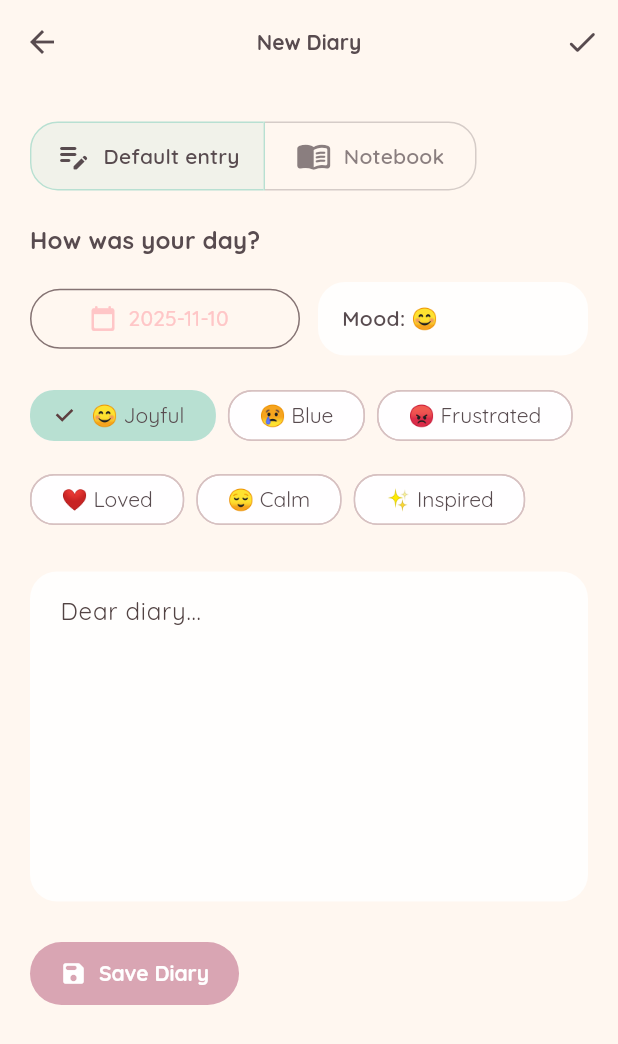
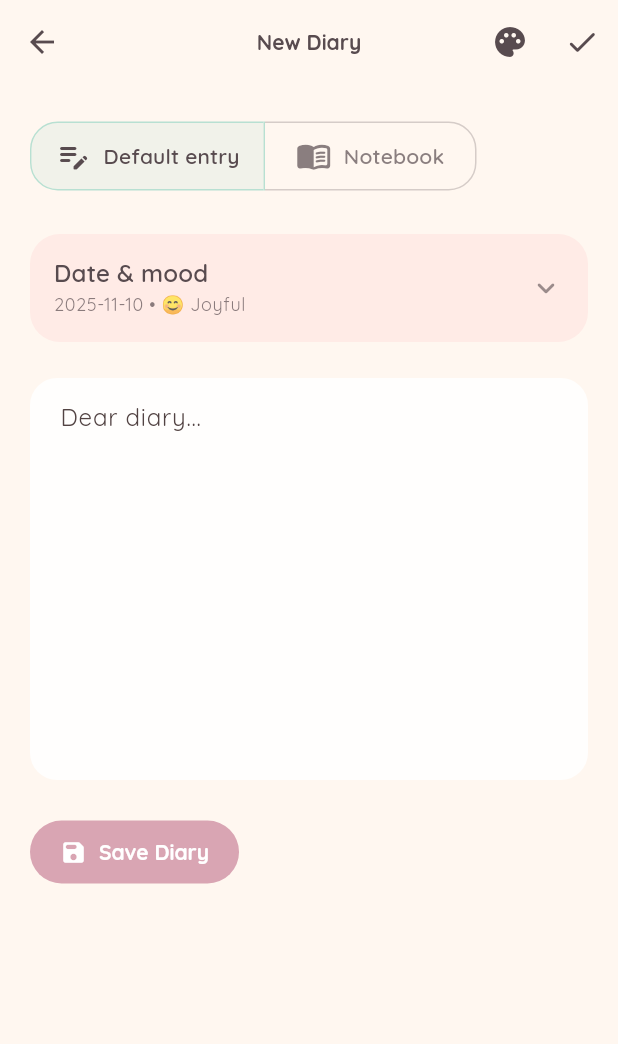
Before and after one commit to adityajivoji/diary, a Flutter app: the AddEntryScreen screen opened directly, on a phone screen of 412 x 824 dp. Shown: the top 1044 px of the screen. Run offline on Flutter 3.47's test engine with Material 3 defaults, Android fonts, the light colour scheme and no system bars; our stand-ins replace google_fonts, hive, hive_flutter, image_picker; missing offline and left inert: file_selector, record; accounts and stored records are empty.

Commit message:
theme selector now available in all the screens

```diff
--- a/lib/screens/add_entry_screen.dart
+++ b/lib/screens/add_entry_screen.dart
@@ -2,8 +2,10 @@ import 'package:flutter/material.dart';
 
 import '../data/diary_repository.dart';
 import '../models/diary_entry.dart';
+import '../widgets/collapsible_section.dart';
 import '../widgets/mood_selector.dart';
 import '../widgets/notebook_editor.dart';
+import '../widgets/theme_selector_action.dart';
 
 /// Form screen for creating or editing a diary entry.
 class AddEntryScreen extends StatefulWidget {
@@ -169,16 +171,14 @@ class _AddEntryScreenState extends State<AddEntryScreen> {
 
   Widget _buildCommonMetaSection(BuildContext context) {
     final theme = Theme.of(context);
+    final mood = _selectedMood ?? Mood.happy;
+    final surfaceColor = theme.brightness == Brightness.dark
+        ? theme.colorScheme.surfaceContainerHighest.withValues(alpha: 0.6)
+        : theme.colorScheme.surfaceContainerHighest.withValues(alpha: 0.85);
+
     return Column(
       crossAxisAlignment: CrossAxisAlignment.start,
       children: [
-        Text(
-          'How was your day?',
-          style: theme.textTheme.titleMedium?.copyWith(
-            fontWeight: FontWeight.w700,
-          ),
-        ),
-        const SizedBox(height: 16),
         Row(
           children: [
             Expanded(
@@ -196,11 +196,11 @@ class _AddEntryScreenState extends State<AddEntryScreen> {
                 padding:
                     const EdgeInsets.symmetric(horizontal: 16, vertical: 14),
                 decoration: BoxDecoration(
-                  color: Colors.white.withValues(alpha: 0.85),
+                  color: surfaceColor,
                   borderRadius: BorderRadius.circular(18),
                 ),
                 child: Text(
-                  'Mood: ${(_selectedMood ?? Mood.happy).emoji}',
+                  'Mood: ${mood.emoji} ${mood.label}',
                   style: theme.textTheme.bodyMedium?.copyWith(
                     fontWeight: FontWeight.w600,
                   ),
@@ -219,7 +219,7 @@ class _AddEntryScreenState extends State<AddEntryScreen> {
     );
   }
 
-  Widget _buildNotebookHeader(BuildContext context) {
+  Widget _buildNotebookMetaSection(BuildContext context) {
     final theme = Theme.of(context);
     final onSurface = theme.colorScheme.onSurface;
     final outlineColor = onSurface.withValues(alpha: 0.28);
@@ -227,8 +227,6 @@ class _AddEntryScreenState extends State<AddEntryScreen> {
     return Column(
       crossAxisAlignment: CrossAxisAlignment.start,
       children: [
-        _buildModeSelector(context),
-        const SizedBox(height: 20),
         Text(
           'Notebook title',
           style: theme.textTheme.titleMedium?.copyWith(
@@ -244,6 +242,7 @@ class _AddEntryScreenState extends State<AddEntryScreen> {
             hintText: 'Give this notebook entry a short title',
           ),
           textCapitalization: TextCapitalization.sentences,
+          onChanged: (_) => setState(() {}),
         ),
         const SizedBox(height: 20),
         Text(
@@ -281,7 +280,22 @@ class _AddEntryScreenState extends State<AddEntryScreen> {
     );
   }
 
+  Mood get _resolvedMood => _selectedMood ?? Mood.happy;
+
+  String get _dateLabel =>
+      '${_selectedDate.year}-${_selectedDate.month.toString().padLeft(2, '0')}-${_selectedDate.day.toString().padLeft(2, '0')}';
+
+  String get _notebookDetailsSummary {
+    final title = _contentController.text.trim();
+    final titleLabel =
+        title.isEmpty ? 'Untitled notebook' : title.replaceAll('\n', ' ');
+    final mood = _resolvedMood;
+    return '$titleLabel • $_dateLabel • ${mood.emoji} ${mood.label}';
+  }
+
   Widget _buildStandardLayout(BuildContext context) {
+    final mood = _resolvedMood;
+
     return SingleChildScrollView(
       key: const ValueKey('standard-layout'),
       padding: const EdgeInsets.symmetric(horizontal: 20, vertical: 24),
@@ -290,12 +304,16 @@ class _AddEntryScreenState extends State<AddEntryScreen> {
         children: [
           _buildModeSelector(context),
           const SizedBox(height: 20),
-          _buildCommonMetaSection(context),
-          const SizedBox(height: 24),
+          CollapsibleSection(
+            title: 'Date & mood',
+            subtitle: '$_dateLabel • ${mood.emoji} ${mood.label}',
+            child: _buildCommonMetaSection(context),
+          ),
+          const SizedBox(height: 16),
           TextFormField(
             key: const ValueKey('standard-content-field'),
             controller: _contentController,
-            minLines: 8,
+            minLines: 10,
             maxLines: null,
             decoration: const InputDecoration(
               hintText: 'Dear diary...',
@@ -327,12 +345,20 @@ class _AddEntryScreenState extends State<AddEntryScreen> {
       crossAxisAlignment: CrossAxisAlignment.stretch,
       children: [
         Padding(
-          padding: const EdgeInsets.symmetric(horizontal: 20, vertical: 20),
+          padding: const EdgeInsets.symmetric(horizontal: 20, vertical: 16),
           child: Column(
             crossAxisAlignment: CrossAxisAlignment.start,
             children: [
-              _buildNotebookHeader(context),
-              const SizedBox(height: 16),
+              _buildModeSelector(context),
+              const SizedBox(height: 20),
+              CollapsibleSection(
+                title: 'Notebook details',
+                subtitle: _notebookDetailsSummary,
+                child: Column(
+                  crossAxisAlignment: CrossAxisAlignment.start,
+                  children: [
+                    _buildNotebookMetaSection(context),
+                    const SizedBox(height: 12),
                     Text(
                       'Notebook mode lets you pair your writing with photos, drawings and audio on a double-page spread.',
                       style: Theme.of(context).textTheme.bodySmall?.copyWith(
@@ -340,6 +366,9 @@ class _AddEntryScreenState extends State<AddEntryScreen> {
                                 .colorScheme
                                 .onSurface
                                 .withValues(alpha: 0.7),
+                          ),
+                    ),
+                  ],
                 ),
               ),
             ],
@@ -458,6 +487,7 @@ class _AddEntryScreenState extends State<AddEntryScreen> {
       appBar: AppBar(
         title: Text(_isEditing ? 'Update Diary' : 'New Diary'),
         actions: [
+          const ThemeSelectorAction(),
           IconButton(
             onPressed: _saveEntry,
             icon: const Icon(Icons.check_rounded),
--- a/lib/screens/entry_detail_screen.dart
+++ b/lib/screens/entry_detail_screen.dart
@@ -6,6 +6,7 @@ import '../data/diary_repository.dart';
 import '../models/diary_entry.dart';
 import 'add_entry_screen.dart';
 import '../widgets/notebook_viewer.dart';
+import '../widgets/theme_selector_action.dart';
 
 /// Shows a single diary entry in detail.
 class EntryDetailScreen extends StatelessWidget {
@@ -44,6 +45,7 @@ class EntryDetailScreen extends StatelessWidget {
           appBar: AppBar(
             title: const Text('Your memory'),
             actions: [
+              const ThemeSelectorAction(),
               IconButton(
                 tooltip: 'Edit',
                 icon: const Icon(Icons.edit_rounded),
--- /dev/null
+++ b/lib/widgets/collapsible_section.dart
@@ -0,0 +1,105 @@
+import 'package:flutter/material.dart';
+
+/// Card-like panel that can be expanded or collapsed to reveal its contents.
+class CollapsibleSection extends StatefulWidget {
+  const CollapsibleSection({
+    required this.title,
+    required this.child,
+    this.subtitle,
+    this.initiallyExpanded = false,
+    this.margin,
+    this.headerPadding,
+    this.contentPadding,
+    super.key,
+  });
+
+  final String title;
+  final String? subtitle;
+  final Widget child;
+  final bool initiallyExpanded;
+  final EdgeInsetsGeometry? margin;
+  final EdgeInsetsGeometry? headerPadding;
+  final EdgeInsetsGeometry? contentPadding;
+
+  @override
+  State<CollapsibleSection> createState() => _CollapsibleSectionState();
+}
+
+class _CollapsibleSectionState extends State<CollapsibleSection> {
+  late bool _isExpanded;
+
+  @override
+  void initState() {
+    super.initState();
+    _isExpanded = widget.initiallyExpanded;
+  }
+
+  void _toggleExpanded() {
+    setState(() => _isExpanded = !_isExpanded);
+  }
+
+  @override
+  Widget build(BuildContext context) {
+    final theme = Theme.of(context);
+    final subtitle = widget.subtitle;
+
+    final header = ListTile(
+      contentPadding:
+          widget.headerPadding ?? const EdgeInsets.symmetric(horizontal: 16),
+      title: Text(
+        widget.title,
+        style: theme.textTheme.titleMedium?.copyWith(
+          fontWeight: FontWeight.w600,
+        ),
+      ),
+      subtitle: subtitle != null
+          ? Text(
+              subtitle,
+              style: theme.textTheme.bodySmall?.copyWith(
+                color: theme.colorScheme.onSurface.withValues(alpha: 0.7),
+              ),
+            )
+          : null,
+      trailing: Icon(
+        _isExpanded ? Icons.expand_less_rounded : Icons.expand_more_rounded,
+        color: theme.colorScheme.onSurface.withValues(alpha: 0.6),
+      ),
+      onTap: _toggleExpanded,
+    );
+
+    final content = ClipRect(
+      child: AnimatedAlign(
+        alignment: Alignment.topCenter,
+        duration: const Duration(milliseconds: 220),
+        curve: Curves.easeInOut,
+        heightFactor: _isExpanded ? 1 : 0,
+        child: AnimatedOpacity(
+          duration: const Duration(milliseconds: 200),
+          opacity: _isExpanded ? 1 : 0,
+          curve: Curves.easeInOut,
+          child: Padding(
+            padding: widget.contentPadding ??
+                const EdgeInsets.fromLTRB(16, 0, 16, 16),
+            child: widget.child,
+          ),
+        ),
+      ),
+    );
+
+    return Card(
+      margin: widget.margin ?? const EdgeInsets.symmetric(vertical: 8),
+      elevation: 0,
+      shape: RoundedRectangleBorder(
+        borderRadius: BorderRadius.circular(20),
+      ),
+      clipBehavior: Clip.antiAlias,
+      child: Column(
+        crossAxisAlignment: CrossAxisAlignment.stretch,
+        children: [
+          header,
+          content,
+        ],
+      ),
+    );
+  }
+}
--- /dev/null
+++ b/lib/widgets/theme_selector_action.dart
@@ -0,0 +1,30 @@
+import 'package:flutter/material.dart';
+
+import '../theme/theme_controller.dart';
+import 'theme_selector_sheet.dart';
+
+/// Reusable app bar action that opens the theme selector bottom sheet.
+class ThemeSelectorAction extends StatelessWidget {
+  const ThemeSelectorAction({super.key});
+
+  void _openThemeSelector(BuildContext context) {
+    final controller = ThemeControllerProvider.of(context);
+    final dialogTheme = Theme.of(context).dialogTheme;
+
+    showModalBottomSheet<void>(
+      context: context,
+      backgroundColor: dialogTheme.backgroundColor,
+      shape: dialogTheme.shape,
+      builder: (_) => ThemeSelectorSheet(controller: controller),
+    );
+  }
+
+  @override
+  Widget build(BuildContext context) {
+    return IconButton(
+      tooltip: 'Choose theme',
+      icon: const Icon(Icons.palette_rounded),
+      onPressed: () => _openThemeSelector(context),
+    );
+  }
+}
```
Also changed, not shown: lib/screens/home_screen.dart (+3 -19 lines), lib/widgets/notebook_editor.dart (+15 -16 lines). Lines whose indentation alone changed are shown as unchanged.
